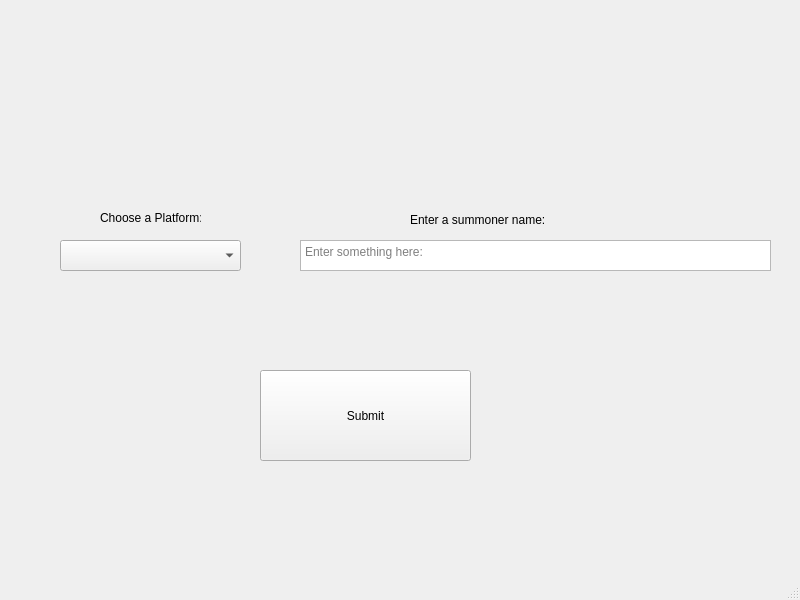
Qt form LeagueProfileFetcher/mainwindow.ui (BaoPun/LeagueProfileFetcher) before a commit.
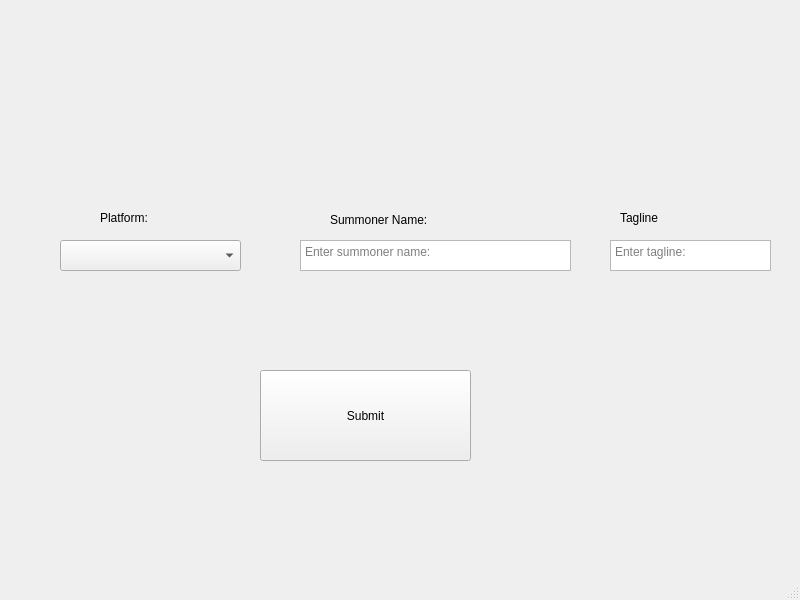
The same form after that commit.

Commit message: Updated project to dynamically include the summoner's rank emblems for both solo and flex queue

```diff
--- a/LeagueProfileFetcher/mainwindow.ui
+++ b/LeagueProfileFetcher/mainwindow.ui
@@ -38,7 +38,7 @@
      <rect>
       <x>300</x>
       <y>240</y>
-      <width>471</width>
+      <width>271</width>
       <height>31</height>
      </rect>
     </property>
@@ -59,20 +59,20 @@
      <bool>false</bool>
     </property>
     <property name="placeholderText">
-     <string>Enter something here:</string>
+     <string>Enter summoner name:</string>
     </property>
    </widget>
    <widget class="QLabel" name="textInputLabel">
     <property name="geometry">
      <rect>
-      <x>410</x>
+      <x>330</x>
       <y>210</y>
       <width>151</width>
       <height>20</height>
      </rect>
     </property>
     <property name="text">
-     <string>Enter a summoner name:</string>
+     <string>Summoner Name:</string>
     </property>
    </widget>
    <widget class="QLabel" name="label">
@@ -85,7 +85,7 @@
      </rect>
     </property>
     <property name="text">
-     <string>Choose a Platform:</string>
+     <string>Platform:</string>
     </property>
    </widget>
    <widget class="QPushButton" name="SubmitButton">
@@ -113,6 +113,32 @@
      <bool>false</bool>
     </property>
    </widget>
+   <widget class="QTextEdit" name="taglineInput">
+    <property name="geometry">
+     <rect>
+      <x>610</x>
+      <y>240</y>
+      <width>161</width>
+      <height>31</height>
+     </rect>
+    </property>
+    <property name="placeholderText">
+     <string>Enter tagline:</string>
+    </property>
+   </widget>
+   <widget class="QLabel" name="taglineLabel">
+    <property name="geometry">
+     <rect>
+      <x>620</x>
+      <y>210</y>
+      <width>45</width>
+      <height>15</height>
+     </rect>
+    </property>
+    <property name="text">
+     <string>Tagline</string>
+    </property>
+   </widget>
   </widget>
   <widget class="QMenuBar" name="menubar">
    <property name="geometry">
```
Left out of the diff: 2 changed lines with no effect on the pictures. The commit also changes 48 other files.
